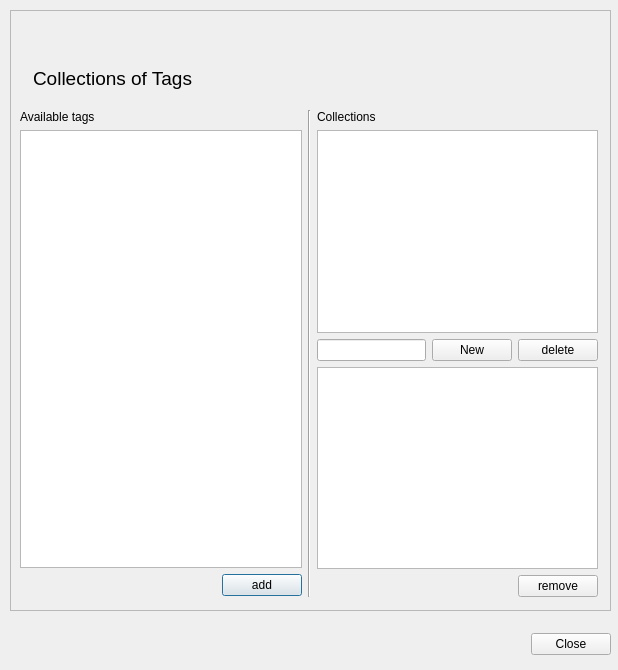
Above: src/tagset.ui from fontmatrix/fontmatrix before the change. Below: the same form after it.
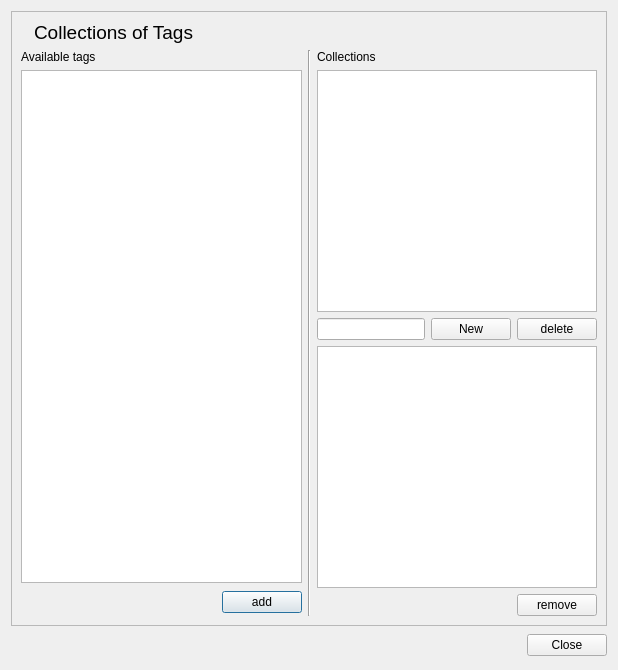
That is the form after the change. Icons and pictures are not drawn.

Commit message: fontmatrix: FIXED cosmetics before branching as 0.2

Diff of the .ui file:
```diff
--- a/src/tagset.ui
+++ b/src/tagset.ui
@@ -21,30 +21,17 @@
   <property name="windowIcon" >
    <iconset resource="application.qrc" >:/fontmatrix_tagseteditor_icon.png</iconset>
   </property>
+  <layout class="QGridLayout" >
+   <item row="0" column="0" >
   <widget class="QFrame" name="frame" >
-   <property name="geometry" >
-    <rect>
-     <x>10</x>
-     <y>10</y>
-     <width>601</width>
-     <height>601</height>
-    </rect>
-   </property>
    <property name="frameShape" >
     <enum>QFrame::StyledPanel</enum>
    </property>
    <property name="frameShadow" >
     <enum>QFrame::Raised</enum>
    </property>
-   <widget class="QWidget" name="layoutWidget" >
-    <property name="geometry" >
-     <rect>
-      <x>10</x>
-      <y>10</y>
-      <width>249</width>
-      <height>70</height>
-     </rect>
-    </property>
+     <layout class="QGridLayout" >
+      <item row="0" column="0" >
     <layout class="QHBoxLayout" >
      <item>
       <widget class="QLabel" name="label_3" >
@@ -82,16 +69,8 @@
       </widget>
      </item>
     </layout>
-   </widget>
-   <widget class="QWidget" name="" >
-    <property name="geometry" >
-     <rect>
-      <x>10</x>
-      <y>100</y>
-      <width>578</width>
-      <height>487</height>
-     </rect>
-    </property>
+      </item>
+      <item row="1" column="0" >
     <layout class="QHBoxLayout" >
      <item>
       <layout class="QVBoxLayout" >
@@ -118,8 +97,8 @@
            </property>
            <property name="sizeHint" >
             <size>
-             <width>40</width>
-             <height>23</height>
+                <width>173</width>
+                <height>27</height>
             </size>
            </property>
           </spacer>
@@ -214,17 +193,11 @@
       </layout>
      </item>
     </layout>
-   </widget>
-  </widget>
-  <widget class="QWidget" name="" >
-   <property name="geometry" >
-    <rect>
-     <x>10</x>
-     <y>630</y>
-     <width>601</width>
-     <height>29</height>
-    </rect>
-   </property>
+      </item>
+     </layout>
+    </widget>
+   </item>
+   <item row="1" column="0" >
    <layout class="QHBoxLayout" >
     <item>
      <spacer>
@@ -260,7 +233,8 @@
      </widget>
     </item>
    </layout>
-  </widget>
+   </item>
+  </layout>
  </widget>
  <resources>
   <include location="application.qrc" />
```
Lines whose indentation alone changed are shown as unchanged. The commit also changes 2 other files.
